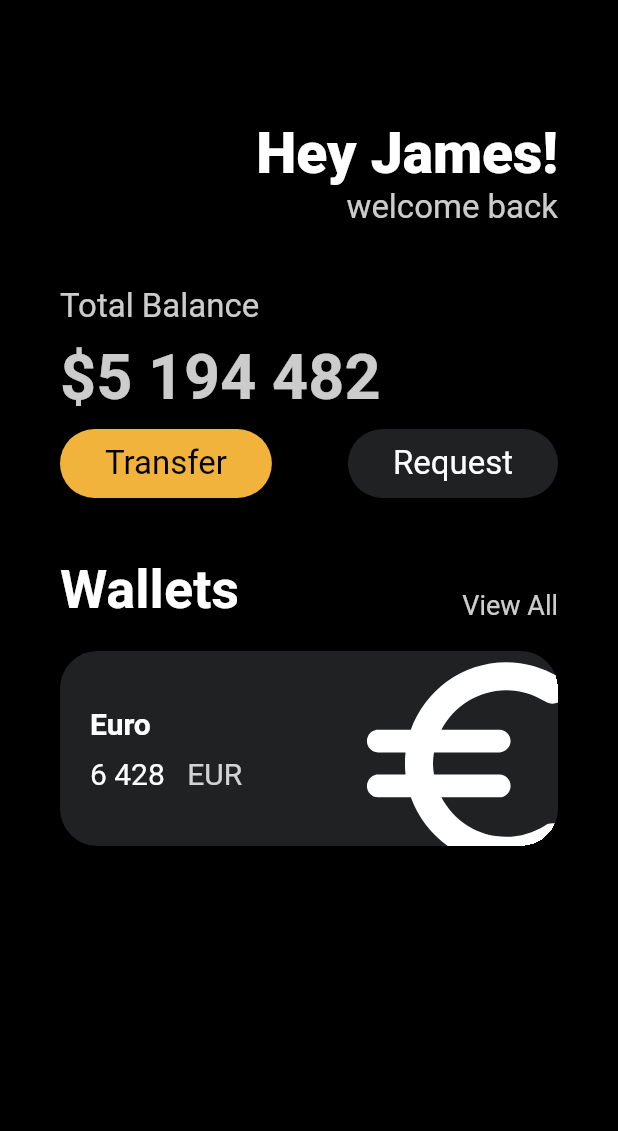
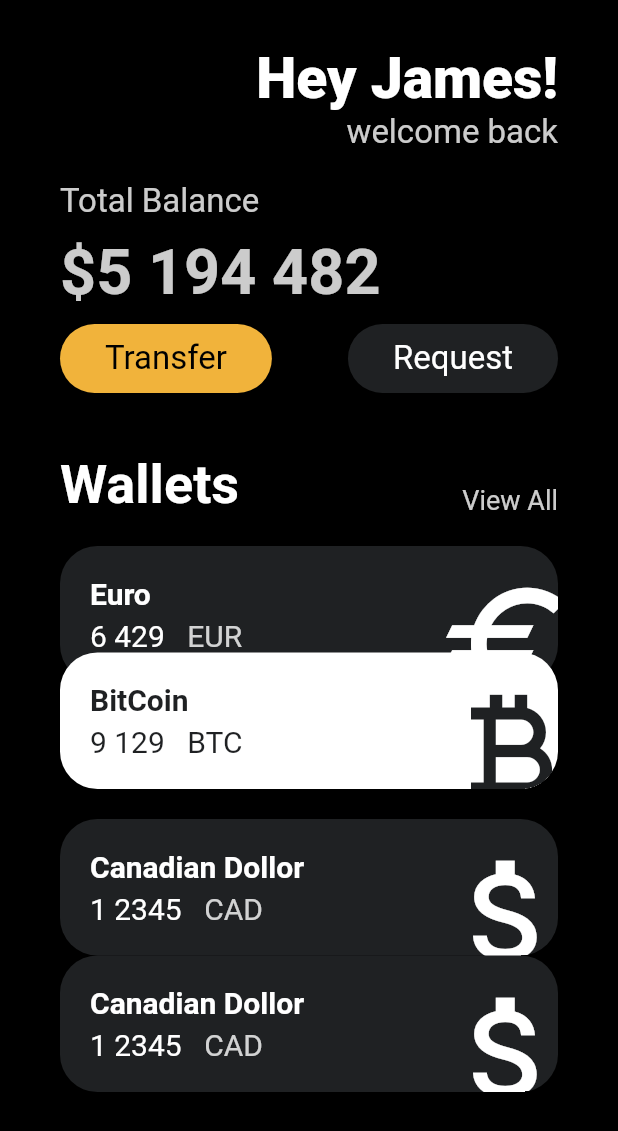
Before and after one commit to 04wakeup/toonflix, a Flutter app: the screen it shows after launch, on a phone screen of 412 x 824 dp. Shown: the top 1131 px of the screen. Run offline on Flutter 3.47's test engine with Material 2 defaults, Android fonts, the phone set to English and light mode, and no system bars.

Commit message:
reuse card

```diff
--- a/lib/main.dart
+++ b/lib/main.dart
@@ -1,4 +1,5 @@
 import 'package:flutter/material.dart';
+import 'package:toonflix/widgets/currency_card.dart';
 import 'widgets/button.dart';
 
 void main() {
@@ -13,7 +14,8 @@ class App extends StatelessWidget {
     return MaterialApp(
       home: Scaffold(
         backgroundColor: Colors.black,
-        body: Padding(
+        body: SingleChildScrollView(
+          child: Padding(
             padding: const EdgeInsets.symmetric(
               horizontal: 40,
             ),
@@ -21,7 +23,7 @@ class App extends StatelessWidget {
               crossAxisAlignment: CrossAxisAlignment.start,
               children: [
                 const SizedBox(
-                height: 80,
+                  height: 30,
                 ),
                 Row(
                   mainAxisAlignment: MainAxisAlignment.end,
@@ -39,14 +41,15 @@ class App extends StatelessWidget {
                         Text(
                           'welcome back',
                           style: TextStyle(
-                            color: Colors.white.withOpacity(0.8), fontSize: 22),
+                              color: Colors.white.withOpacity(0.8),
+                              fontSize: 22),
                         ),
                       ],
                     )
                   ],
                 ),
                 const SizedBox(
-                height: 40,
+                  height: 20,
                 ),
                 Container(
                   child: Text(
@@ -112,69 +115,39 @@ class App extends StatelessWidget {
                 const SizedBox(
                   height: 20,
                 ),
-              Container(
-                clipBehavior: Clip.hardEdge,
-                decoration: BoxDecoration(
-                  color: const Color(0xFF1F2123),
-                  borderRadius: BorderRadius.circular(25),
+                const CurrencyCard(
+                  name: 'Euro',
+                  code: 'EUR',
+                  amount: '6 429',
+                  icon: Icons.euro_outlined,
+                  isInverted: false,
                 ),
-                child: Padding(
-                  padding: const EdgeInsets.all(20),
-                  child: Row(
-                    mainAxisAlignment: MainAxisAlignment.spaceBetween,
-                    children: [
-                      Column(
-                        crossAxisAlignment: CrossAxisAlignment.start,
-                        children: [
-                          const Text(
-                            'Euro',
-                            style: TextStyle(
-                              color: Colors.white,
-                              fontSize: 20,
-                              fontWeight: FontWeight.w600,
+                Transform.translate(
+                  offset: const Offset(0, -20),
+                  child: const CurrencyCard(
+                    name: 'BitCoin',
+                    code: 'BTC',
+                    amount: '9 129',
+                    icon: Icons.currency_bitcoin,
+                    isInverted: true,
                   ),
                 ),
-                          const SizedBox(
-                            height: 10,
+                const CurrencyCard(
+                  name: 'Canadian Dollor',
+                  code: 'CAD',
+                  amount: '1 2345',
+                  icon: Icons.attach_money_sharp,
+                  isInverted: false,
                 ),
-                          Row(
-                            children: [
-                              const Text(
-                                "6 428",
-                                style: TextStyle(
-                                  color: Colors.white,
-                                  fontSize: 20,
-                                ),
-                              ),
-                              const SizedBox(
-                                width: 15,
-                              ),
-                              Text(
-                                'EUR',
-                                style: TextStyle(
-                                  color: Colors.white.withOpacity(0.8),
-                                  fontSize: 20,
-                                ),
+                const CurrencyCard(
+                  name: 'Canadian Dollor',
+                  code: 'CAD',
+                  amount: '1 2345',
+                  icon: Icons.attach_money_sharp,
+                  isInverted: false,
                 ),
               ],
             ),
-                        ],
-                      ),
-                      Transform.scale(
-                          scale: 2,
-                          child: Transform.translate(
-                            offset: const Offset(4, 5),
-                            child: const Icon(
-                              Icons.euro_rounded,
-                              color: Colors.white,
-                              size: 90,
-                            ),
-                          ))
-                    ],
-                  ),
-                ),
-              )
-            ],
           ),
         ),
       ),
--- /dev/null
+++ b/lib/widgets/currency_card.dart
@@ -0,0 +1,87 @@
+import 'package:flutter/material.dart';
+
+class CurrencyCard extends StatelessWidget {
+  final String name, code, amount;
+  final IconData icon;
+  final bool isInverted;
+  final blackColor = const Color(0xFF1F2123);
+
+  const CurrencyCard({
+    super.key,
+    required this.name,
+    required this.code,
+    required this.amount,
+    required this.icon,
+    required this.isInverted,
+  });
+  @override
+  Widget build(BuildContext context) {
+    return Container(
+      clipBehavior: Clip.hardEdge,
+      decoration: BoxDecoration(
+        color: isInverted ? Colors.white : blackColor,
+        borderRadius: BorderRadius.circular(25),
+      ),
+      child: Padding(
+        padding: const EdgeInsets.all(20),
+        child: Row(
+          mainAxisAlignment: MainAxisAlignment.spaceBetween,
+          children: [
+            Column(
+              crossAxisAlignment: CrossAxisAlignment.start,
+              children: [
+                Text(
+                  name,
+                  style: TextStyle(
+                    color: isInverted ? blackColor : Colors.white,
+                    fontSize: 20,
+                    fontWeight: FontWeight.w600,
+                  ),
+                ),
+                const SizedBox(
+                  height: 5,
+                ),
+                Row(
+                  children: [
+                    Text(
+                      amount,
+                      style: TextStyle(
+                        color: isInverted ? blackColor : Colors.white,
+                        fontSize: 20,
+                      ),
+                    ),
+                    const SizedBox(
+                      width: 15,
+                    ),
+                    Text(
+                      code,
+                      style: TextStyle(
+                        color: isInverted
+                            ? blackColor
+                            : Colors.white.withOpacity(0.8),
+                        fontSize: 20,
+                      ),
+                    ),
+                  ],
+                ),
+              ],
+            ),
+            Transform.scale(
+                scale: 2,
+                child: Transform.translate(
+                  offset: const Offset(
+                    6,
+                    10,
+                  ),
+                  child: Icon(
+                    icon,
+                    color: isInverted ? blackColor : Colors.white,
+                    size: 50,
+                  ),
+                ))
+          ],
+        ),
+      ),
+    );
+  }
+}
```
Lines whose indentation alone changed are shown as unchanged.
